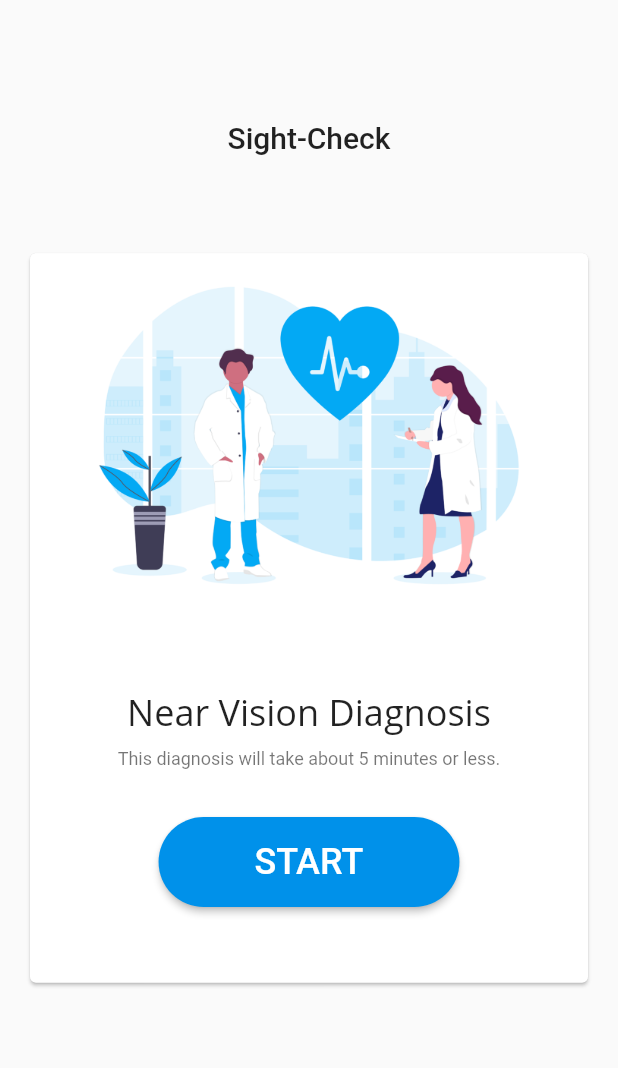
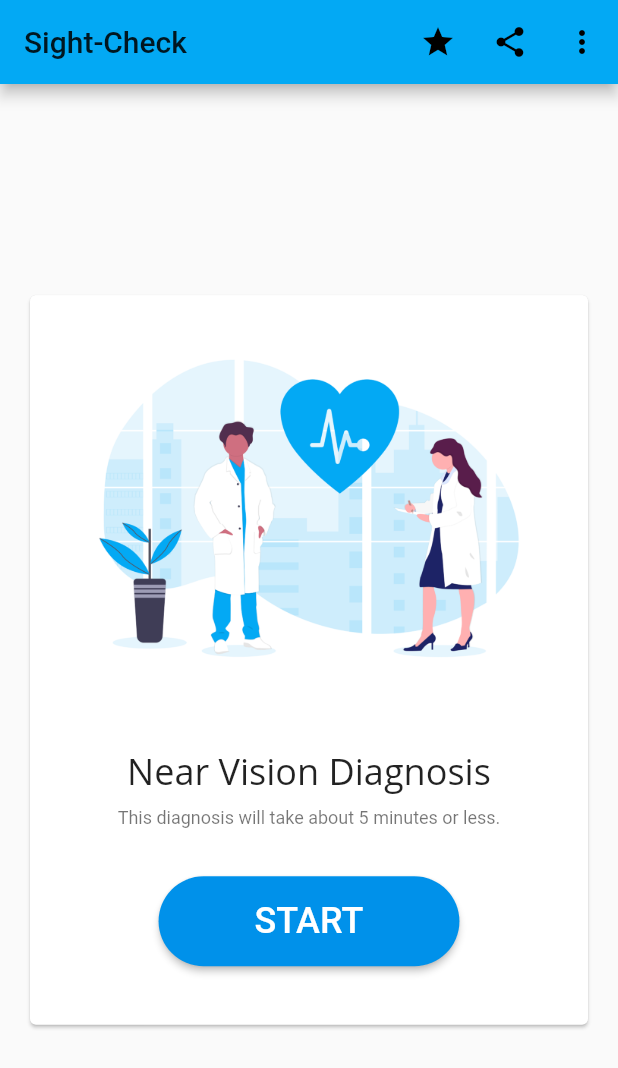
Before and after one commit to binc0/sight-check, a Flutter app: the screen it shows after launch, on a phone screen of 412 x 824 dp. Shown: the top 1068 px of the screen. Run offline on Flutter 3.47's test engine with Material 2 defaults, Android fonts, the phone set to English and light mode, and no system bars; our stand-ins replace share; missing offline and left inert: launch_review.

```diff
--- /dev/null
+++ b/lib/Constants.dart
@@ -0,0 +1,8 @@
+class Constants {
+  static const String About = 'About';
+  static const String Terms = 'Terms & Conditions';
+  static const String Policy = 'Privacy Policy';
+  static const String Licenses = 'Open-Source Licenses';
+
+  static const List<String> choices = <String>[About, Terms, Policy, Licenses];
+}
--- a/lib/HomePage.dart
+++ b/lib/HomePage.dart
@@ -1,5 +1,8 @@
 import 'package:flutter/material.dart';
 import 'package:sight_check/components/IntroCard.dart';
+import 'package:share/share.dart';
+import 'package:launch_review/launch_review.dart';
+import 'package:sight_check/components/PopupMenu.dart';
 
 class HomePage extends StatefulWidget {
   HomePage({Key key}) : super(key: key);
@@ -12,20 +15,30 @@ class _HomePageState extends State<HomePage> {
   @override
   Widget build(BuildContext context) {
     return Scaffold(
+      appBar: AppBar(
+        title: const Text("Sight-Check"),
+        actions: <Widget>[
+          IconButton(
+            icon: Icon(Icons.star),
+            onPressed: () {
+              LaunchReview.launch(
+                  androidAppId: "com.michaeljancen.sight_check",
+                  iOSAppId: "585027354");
+            },
+          ),
+          IconButton(
+            icon: Icon(Icons.share),
+            onPressed: () {
+              Share.share(
+                  'Hi, I used this app to check my eyesight and you can do it too https://sightcheck.de');
+            },
+          ),
+          PopupMenu(),
+        ],
+      ),
       body: Container(
         margin: EdgeInsets.all(16),
-        child: Stack(
-          children: <Widget>[
-            Container(
-              alignment: Alignment.topCenter,
-              margin: EdgeInsets.all(64),
-              child: Text(
-                "Sight-Check",
-                textAlign: TextAlign.center,
-                style: Theme.of(context).textTheme.title,
-              ),
-            ),
-            Center(
+        child: Center(
           child: Container(
             height: MediaQuery.of(context).size.height * 0.6,
             child: PageView(
@@ -37,8 +50,6 @@ class _HomePageState extends State<HomePage> {
               ],
             ),
           ),
-            )
-          ],
         ),
       ),
     );
--- a/lib/components/IntroCard.dart
+++ b/lib/components/IntroCard.dart
@@ -1,7 +1,29 @@
 import 'package:flutter/material.dart';
 
 // This Widget is a placeholder for upcoming tests
-class IntroCard extends StatelessWidget {
+class IntroCard extends StatefulWidget {
+  IntroCard({Key key}) : super(key: key);
+
+  @override
+  _IntroCardState createState() => _IntroCardState();
+}
+
+class _IntroCardState extends State<IntroCard>
+    with SingleTickerProviderStateMixin {
+  AnimationController animationController;
+  Animation animation;
+
+  @override
+  void initState() {
+    super.initState();
+    animationController =
+        AnimationController(duration: Duration(milliseconds: 400), vsync: this);
+    animation = Tween(begin: 0, end: 60).animate(animationController)
+      ..addListener(() {
+        setState(() {});
+      });
+  }
+
   @override
   Widget build(BuildContext context) {
     return Card(
@@ -9,18 +31,13 @@ class IntroCard extends StatelessWidget {
         margin: EdgeInsets.only(left: 16, right: 16),
         child: Column(
           mainAxisSize: MainAxisSize.min,
-          mainAxisAlignment: MainAxisAlignment.center,
+          mainAxisAlignment: MainAxisAlignment.spaceEvenly,
           children: <Widget>[
-            Flexible(
-              child: Image.asset(
+            Image.asset(
               "assets/graphics/health.png",
               fit: BoxFit.contain,
             ),
-              flex: 1,
-            ),
-            Flexible(
-                flex: 1,
-                child: Container(
+            Container(
               margin: EdgeInsets.all(16),
               child: Column(
                 mainAxisSize: MainAxisSize.max,
@@ -51,11 +68,13 @@ class IntroCard extends StatelessWidget {
                     padding: EdgeInsets.only(
                         top: 16, right: 64, bottom: 16, left: 64),
                     shape: StadiumBorder(),
-                        onPressed: () {},
+                    onPressed: () {
+                      animationController.forward();
+                    },
                   ),
                 ],
               ),
-                )),
+            )
           ],
         ),
       ),
--- a/pubspec.yaml
+++ b/pubspec.yaml
@@ -23,6 +23,8 @@ dependencies:
   # The following adds the Cupertino Icons font to your application.
   # Use with the CupertinoIcons class for iOS style icons.
   cupertino_icons: ^0.1.2
+  share: ^0.5.2
+  launch_review: ^2.0.0
 
 dev_dependencies:
   flutter_test:
```
Also changed, not shown: lib/AboutPage.dart (added, +16 -0 lines), lib/components/PopupMenu.dart (added, +117 -0 lines), pubspec.lock, 4 other files. Lines whose indentation alone changed are shown as unchanged.
